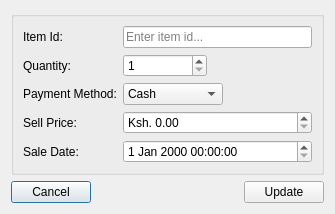
Before: the Qt Designer form src/ui/edit_sale.ui in krivahtoo/stockmanager, drawn with Qt 5.
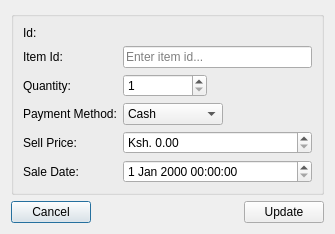
After: the same form once the commit is applied. Icons and pictures are not drawn.

The edit to the form file:
```diff
--- a/src/ui/edit_sale.ui
+++ b/src/ui/edit_sale.ui
@@ -7,7 +7,7 @@
     <x>0</x>
     <y>0</y>
     <width>335</width>
-    <height>192</height>
+    <height>214</height>
    </rect>
   </property>
   <property name="windowTitle">
@@ -20,28 +20,28 @@
       <string/>
      </property>
      <layout class="QFormLayout" name="formLayout">
-      <item row="0" column="0">
+      <item row="1" column="0">
        <widget class="QLabel" name="label">
         <property name="text">
          <string>Item Id:</string>
         </property>
        </widget>
       </item>
-      <item row="0" column="1">
+      <item row="1" column="1">
        <widget class="QLineEdit" name="txtId">
         <property name="placeholderText">
          <string>Enter item id...</string>
         </property>
        </widget>
       </item>
-      <item row="1" column="0">
+      <item row="2" column="0">
        <widget class="QLabel" name="label_2">
         <property name="text">
          <string>Quantity:</string>
         </property>
        </widget>
       </item>
-      <item row="1" column="1">
+      <item row="2" column="1">
        <widget class="QSpinBox" name="spnQuantity">
         <property name="maximumSize">
          <size>
@@ -57,14 +57,14 @@
         </property>
        </widget>
       </item>
-      <item row="2" column="0">
+      <item row="3" column="0">
        <widget class="QLabel" name="label_3">
         <property name="text">
          <string>Payment Method:</string>
         </property>
        </widget>
       </item>
-      <item row="2" column="1">
+      <item row="3" column="1">
        <widget class="QComboBox" name="cmbPayment_Method">
         <property name="maximumSize">
          <size>
@@ -90,24 +90,24 @@
         </item>
        </widget>
       </item>
-      <item row="4" column="0">
+      <item row="5" column="0">
        <widget class="QLabel" name="label_4">
         <property name="text">
          <string>Sale Date:</string>
         </property>
        </widget>
       </item>
-      <item row="4" column="1">
+      <item row="5" column="1">
        <widget class="QDateTimeEdit" name="dateTimeSale"/>
       </item>
-      <item row="3" column="0">
+      <item row="4" column="0">
        <widget class="QLabel" name="label_5">
         <property name="text">
          <string>Sell Price:</string>
         </property>
        </widget>
       </item>
-      <item row="3" column="1">
+      <item row="4" column="1">
        <widget class="QSpinBox" name="spnSale_Price">
         <property name="suffix">
          <string>.00</string>
@@ -117,6 +117,20 @@
         </property>
        </widget>
       </item>
+      <item row="0" column="0">
+       <widget class="QLabel" name="label_6">
+        <property name="text">
+         <string>Id:</string>
+        </property>
+       </widget>
+      </item>
+      <item row="0" column="1">
+       <widget class="QLabel" name="lblId">
+        <property name="text">
+         <string/>
+        </property>
+       </widget>
+      </item>
      </layout>
     </widget>
    </item>
```
